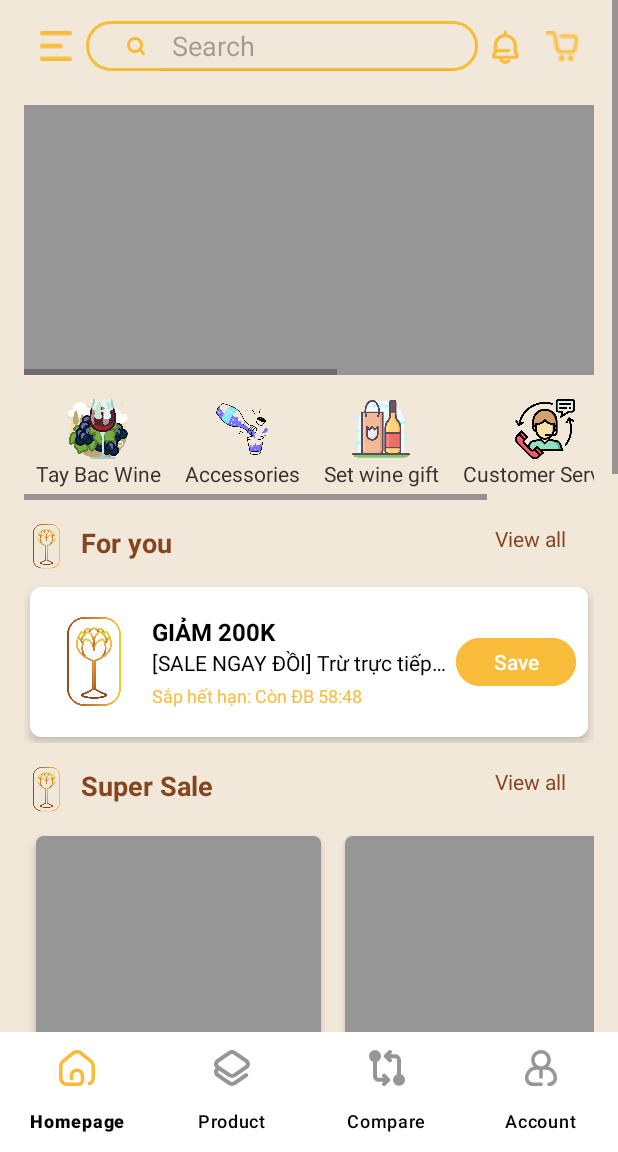
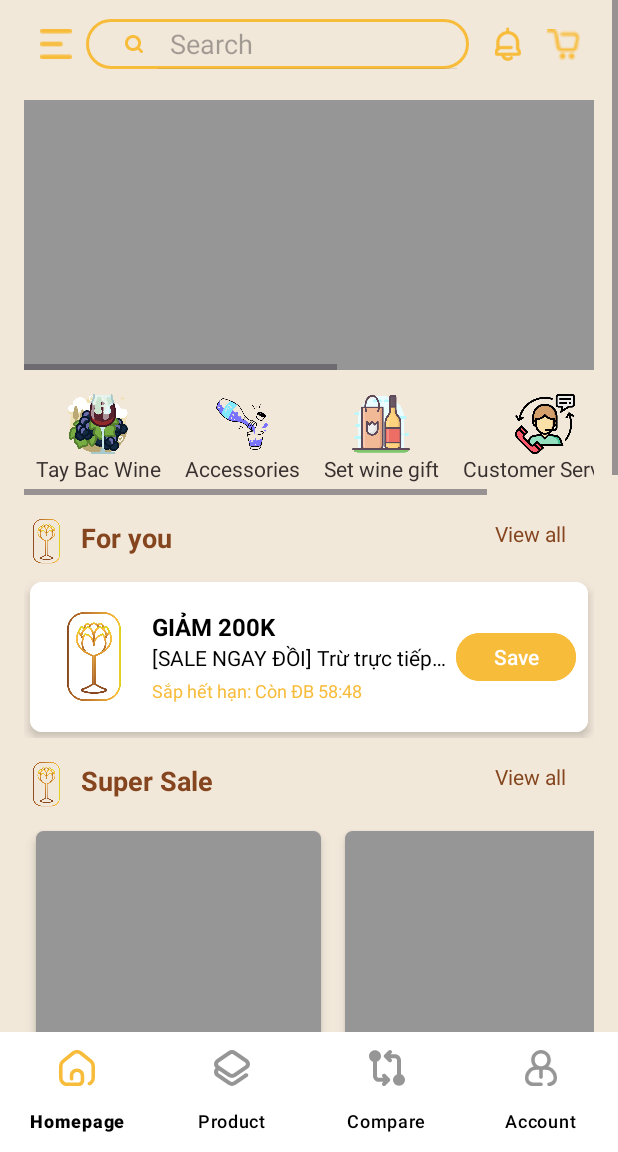
Before and after one commit to anhthuuu-u/saru_application, an Android app: the Homepage screen opened directly, with no data from a screen before it, on a phone screen of 412 x 824 dp, the part 84-1236 px from its top. Run offline under Robolectric (Android 15) with nearby library versions, the phone set to English and light mode, and no system bars; Roboto replaces fonts that are not available here.

Commit message:
update 30.5

```diff
--- a/frontend_client/app/src/main/res/layout/activity_homepage.xml
+++ b/frontend_client/app/src/main/res/layout/activity_homepage.xml
@@ -60,15 +60,13 @@
                     app:queryHint="@string/title_search_bar"
                     app:searchIcon="@mipmap/ic_search"
                     app:searchHintIcon="@color/color_golden_yellow"
-                    android:paddingStart="@dimen/padding_small"
+                    android:layout_marginEnd="@dimen/padding_standard"
                     android:focusable="true"
-                    android:focusableInTouchMode="true"
-                    android:paddingEnd="@dimen/padding_standard" />
+                    android:focusableInTouchMode="true" />
 
                 <ImageButton
                     android:id="@+id/btn_noti"
-                    android:paddingLeft="@dimen/margin_small"
-                    android:paddingRight="@dimen/margin_small"
+                    android:padding="@dimen/padding_small"
                     android:layout_width="0dp"
                     android:layout_height="@dimen/home_noti_icon_size"
                     android:layout_weight="1.3"
@@ -81,9 +79,9 @@
                 <ImageButton
                     android:id="@+id/btn_cart"
                     android:layout_width="0dp"
-                    android:paddingLeft="@dimen/margin_small"
-                    android:paddingRight="@dimen/margin_small"
-                    android:layout_height="@dimen/home_icon_cart_size"
+                    android:layout_height="@dimen/icon_size_large"
+                    android:padding="@dimen/padding_small"
+                    android:layout_marginTop="@dimen/padding_small3"
                     android:layout_weight="1.3"
                     android:layout_gravity="center_vertical"
                     android:backgroundTint="#00FFFFFF"
--- a/frontend_client/app/src/main/res/layout/activity_product_cart.xml
+++ b/frontend_client/app/src/main/res/layout/activity_product_cart.xml
@@ -60,7 +60,7 @@
             android:id="@+id/btn_cart"
             android:layout_width="0dp"
             android:layout_height="@dimen/icon_cart_size_large"
-            android:paddingBottom="@dimen/padding_small"
+            android:layout_marginBottom="@dimen/padding_small3"
             android:padding="@dimen/padding_small"
             android:layout_marginTop="@dimen/padding_small"
             android:layout_weight="1.3"
--- a/frontend_client/app/src/main/res/layout/activity_products.xml
+++ b/frontend_client/app/src/main/res/layout/activity_products.xml
@@ -62,6 +62,7 @@
             android:layout_width="0dp"
             android:layout_height="@dimen/icon_cart_size_large"
             android:padding="@dimen/padding_small"
+            android:layout_marginBottom="@dimen/padding_small3"
             android:layout_marginTop="@dimen/padding_small"
             android:layout_weight="1.3"
             android:layout_gravity="center_vertical"
--- a/frontend_client/app/src/main/res/values/dimens.xml
+++ b/frontend_client/app/src/main/res/values/dimens.xml
@@ -13,8 +13,8 @@
     <dimen name="text_size_small">2sp</dimen>
     <dimen name="text_size_tiny">12sp</dimen>
     <dimen name="icon_size_large">23dp</dimen>
-    <dimen name="home_noti_icon_size">43dp</dimen>
-    <dimen name="home_icon_cart_size">43dp</dimen>
+    <dimen name="home_noti_icon_size">26dp</dimen>
+    <dimen name="home_icon_cart_size">45dp</dimen>
     <dimen name="icon_cart_size_large">21dp</dimen>
     <dimen name="filter_size_large">40dp</dimen>
     <dimen name="search_bar_height">33dp</dimen>
```
